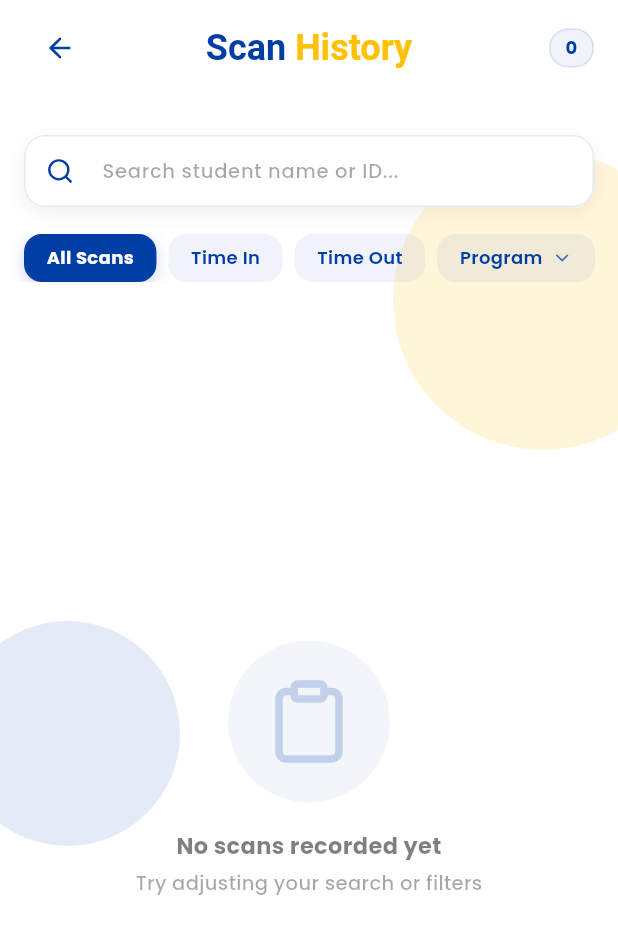
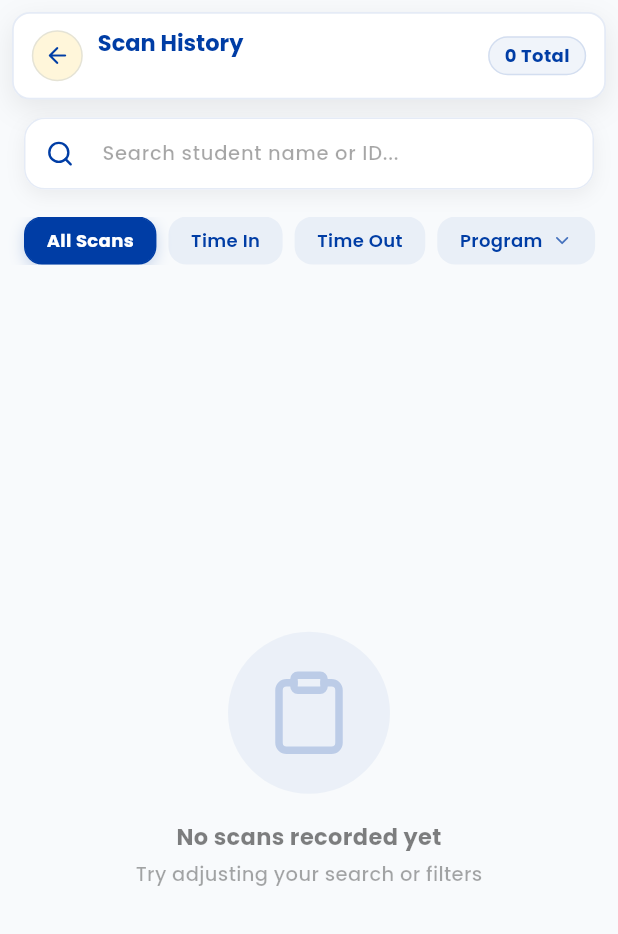
Before and after one commit to vouch2026/vouch, a Flutter app: the AttendanceHistoryPage screen opened directly with empty values, on a phone screen of 412 x 824 dp. Shown: the top 934 px of the screen. Run offline on Flutter 3.47's test engine with Material 3 defaults, Android fonts, the phone set to English and light mode, and no system bars; our stand-ins replace fl_chart, flutter_dotenv, flutter_riverpod, flutter_screenutil, freezed_annotation, go_router and 9 more; missing offline and left inert: dart:html, excel, image_gallery_saver_plus, mobile_scanner; accounts and stored records are empty.

Commit message:
improve the ui ux of the attendance scan and history screen

```diff
--- a/lib/features/attendance/views/attendance_history_page.dart
+++ b/lib/features/attendance/views/attendance_history_page.dart
@@ -7,6 +7,7 @@ import 'package:google_fonts/google_fonts.dart';
 import '../providers/attendance_provider.dart';
 import '../models/qr_scan_ui_model.dart';
 import '../widgets/qr_recent_scan_card.dart';
+import '../../../core/theme/app_colors.dart';
 import '../../../core/theme/app_spacing.dart';
 
 class AttendanceHistoryPage extends ConsumerStatefulWidget {
@@ -31,8 +32,8 @@ class _AttendanceHistoryPageState extends ConsumerState<AttendanceHistoryPage> {
   String _selectedMode = 'All';
   String _selectedProgram = 'All';
 
-  static const Color primaryColor = Color(0xFF003DA5);
-  static const Color accentColor = Color(0xFFFFC107);
+  static const Color primaryColor = AppColors.primary;
+  static const Color accentColor = AppColors.accent;
 
   List<String> get _availablePrograms {
     final programs = _allScans
@@ -144,6 +145,125 @@ class _AttendanceHistoryPageState extends ConsumerState<AttendanceHistoryPage> {
     });
   }
 
+  Widget _buildCustomAppBar() {
+    final size = MediaQuery.of(context).size;
+    final isMobile = size.width < 768;
+    final isTablet = size.width >= 768 && size.width < 1024;
+
+    final double topMargin = isMobile ? 8.0 : (isTablet ? 12.0 : 16.0);
+    final double bottomMargin = isMobile ? 4.0 : (isTablet ? 6.0 : 8.0);
+    final double horizontalMargin = isMobile ? 8.0 : (isTablet ? 12.0 : 16.0);
+    final double borderRadius = isMobile ? 12.0 : 16.0;
+
+    return Container(
+      margin: EdgeInsets.only(
+        top: topMargin,
+        left: horizontalMargin,
+        right: horizontalMargin,
+        bottom: bottomMargin,
+      ),
+      decoration: BoxDecoration(
+        color: AppColors.white,
+        borderRadius: BorderRadius.circular(borderRadius),
+        border: Border.all(
+          color: AppColors.primary.withOpacity(0.1),
+          width: 1.2,
+        ),
+        boxShadow: [
+          BoxShadow(
+            color: Colors.black.withOpacity(0.08),
+            blurRadius: 16.0,
+            offset: const Offset(0, 6),
+          ),
+        ],
+      ),
+      child: AppBar(
+        backgroundColor: Colors.transparent,
+        elevation: 0,
+        scrolledUnderElevation: 0,
+        leadingWidth: isMobile ? 52.0 : 60.0,
+        leading: Center(
+          child: Padding(
+            padding: EdgeInsets.only(left: isMobile ? 6.0 : 10.0),
+            child: IconButton(
+              padding: EdgeInsets.zero,
+              constraints: const BoxConstraints(),
+              icon: Container(
+                width: isMobile ? 34 : 38,
+                height: isMobile ? 34 : 38,
+                decoration: BoxDecoration(
+                  color: AppColors.accent.withOpacity(0.15),
+                  shape: BoxShape.circle,
+                  border: Border.all(
+                    color: AppColors.primary.withOpacity(0.1),
+                    width: 1,
+                  ),
+                ),
+                child: Icon(
+                  Icons.arrow_back_rounded,
+                  color: AppColors.primary,
+                  size: isMobile ? 18 : 20,
+                ),
+              ),
+              onPressed: () => Navigator.pop(context),
+            ),
+          ),
+        ),
+        titleSpacing: isMobile ? 4.0 : 8.0,
+        title: Column(
+          crossAxisAlignment: CrossAxisAlignment.start,
+          mainAxisAlignment: MainAxisAlignment.center,
+          children: [
+            Text(
+              'Scan History',
+              style: GoogleFonts.poppins(
+                fontSize: isMobile ? 15 : (isTablet ? 16 : 18),
+                fontWeight: FontWeight.w700,
+                color: AppColors.primary,
+              ),
+            ),
+            const SizedBox(height: 2),
+            Text(
+              widget.eventName,
+              maxLines: 1,
+              overflow: TextOverflow.ellipsis,
+              style: GoogleFonts.poppins(
+                fontSize: isMobile ? 11 : 12,
+                fontWeight: FontWeight.w500,
+                color: AppColors.textGrey,
+              ),
+            ),
+          ],
+        ),
+        actions: [
+          Padding(
+            padding: EdgeInsets.only(right: isMobile ? 12.0 : 16.0),
+            child: Center(
+              child: Container(
+                padding: const EdgeInsets.symmetric(horizontal: 10, vertical: 5),
+                decoration: BoxDecoration(
+                  color: AppColors.primary.withOpacity(0.06),
+                  borderRadius: BorderRadius.circular(18),
+                  border: Border.all(
+                    color: AppColors.primary.withOpacity(0.12),
+                  ),
+                ),
+                child: Text(
+                  '${_filteredScans.length} Total',
+                  style: const TextStyle(
+                    color: AppColors.primary,
+                    fontSize: 12,
+                    fontWeight: FontWeight.w700,
+                  ),
+                ),
+              ),
+            ),
+          ),
+        ],
+      ),
+    );
+  }
+
   @override
   Widget build(BuildContext context) {
     final textTheme = GoogleFonts.poppinsTextTheme(Theme.of(context).textTheme);
@@ -151,120 +271,15 @@ class _AttendanceHistoryPageState extends ConsumerState<AttendanceHistoryPage> {
     return Theme(
       data: Theme.of(context).copyWith(textTheme: textTheme),
       child: Scaffold(
-        backgroundColor: Colors.white,
+        backgroundColor: AppColors.background,
         body: SafeArea(
-          child: Stack(
+          child: Column(
+            crossAxisAlignment: CrossAxisAlignment.start,
             children: [
-              // Decorative Backgrounds
-              Positioned(
-                top: 100,
-                right: -50,
-                child: Container(
-                  width: 200,
-                  height: 200,
-                  decoration: BoxDecoration(
-                    color: accentColor.withOpacity(0.15),
-                    borderRadius: BorderRadius.circular(100),
-                  ),
-                ),
-              ),
-              Positioned(
-                bottom: 260,
-                left: -30,
-                child: Container(
-                  width: 150,
-                  height: 150,
-                  decoration: BoxDecoration(
-                    color: primaryColor.withOpacity(0.1),
-                    borderRadius: BorderRadius.circular(75),
-                  ),
-                ),
-              ),
-              Column(
-                crossAxisAlignment: CrossAxisAlignment.start,
-                children: [
-                  // Custom AppBar
-                  Container(
-                    padding: const EdgeInsets.symmetric(horizontal: AppSpacing.lg, vertical: 16),
-                    color: Colors.white,
-                    child: Column(
-                      children: [
-                        SizedBox(
-                          height: 32,
-                          child: Stack(
-                            alignment: Alignment.center,
-                            children: [
-                              Align(
-                                alignment: Alignment.centerLeft,
-                                child: IconButton(
-                                  onPressed: () => Navigator.pop(context),
-                                  padding: EdgeInsets.zero,
-                                  constraints: const BoxConstraints(),
-                                  icon: const Icon(
-                                    LucideIcons.arrowLeft,
-                                    color: primaryColor,
-                                    size: 21,
-                                  ),
-                                ),
-                              ),
-                              RichText(
-                                text: TextSpan(
-                                  style: GoogleFonts.poppins(
-                                    fontSize: 24,
-                                    fontWeight: FontWeight.w700,
-                                  ),
-                                  children: const [
-                                    TextSpan(
-                                      text: 'Scan ',
-                                      style: TextStyle(color: primaryColor),
-                                    ),
-                                    TextSpan(
-                                      text: 'History',
-                                      style: TextStyle(color: accentColor),
-                                    ),
-                                  ],
-                                ),
-                              ),
-                              Align(
-                                alignment: Alignment.centerRight,
-                                child: Container(
-                                  padding: const EdgeInsets.symmetric(horizontal: 10, vertical: 5),
-                                  decoration: BoxDecoration(
-                                    color: primaryColor.withOpacity(0.06),
-                                    borderRadius: BorderRadius.circular(18),
-                                    border: Border.all(
-                                      color: primaryColor.withOpacity(0.12),
-                                    ),
-                                  ),
-                                  child: Text(
-                                    '${_filteredScans.length}',
-                                    style: const TextStyle(
-                                      color: primaryColor,
-                                      fontSize: 12,
-                                      fontWeight: FontWeight.w700,
-                                    ),
-                                  ),
-                                ),
-                              ),
-                            ],
-                          ),
-                        ),
-                        const SizedBox(height: 4),
-                        Text(
-                          widget.eventName,
-                          maxLines: 1,
-                          overflow: TextOverflow.ellipsis,
-                          style: GoogleFonts.poppins(
-                            color: Colors.black.withOpacity(0.4),
-                            fontSize: 12,
-                            fontWeight: FontWeight.w600,
-                          ),
-                        ),
-                      ],
-                    ),
-                  ),
+              // Custom AppBar (matches other screens)
+              _buildCustomAppBar(),
 
-                  const SizedBox(height: 8),
+              const SizedBox(height: 8),
 
                   // Search Bar
                   Padding(
@@ -345,11 +360,9 @@ class _AttendanceHistoryPageState extends ConsumerState<AttendanceHistoryPage> {
                   ),
                 ],
               ),
-            ],
+            ),
           ),
-        ),
-      ),
-    );
+        );
   }
 
   Widget _buildFilterSection() {
```
Also changed, not shown: lib/features/attendance/widgets/event_scanner_screen.dart (+89 -86 lines).
